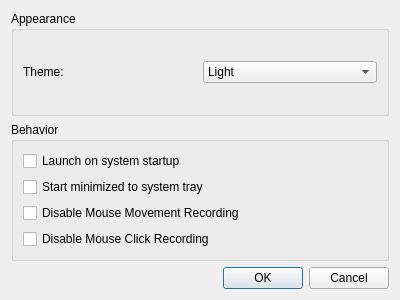
Old version of the form src/ui/settings_dialog.ui in the repository KffeePt/macro-recorder.
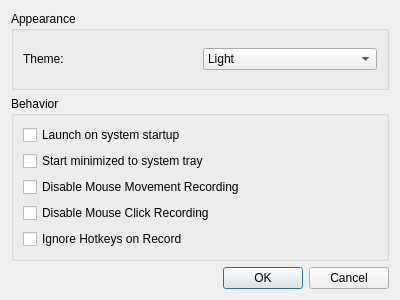
New version of the form.

Patch:
```diff
--- a/src/ui/settings_dialog.ui
+++ b/src/ui/settings_dialog.ui
@@ -83,6 +83,13 @@
         </property>
        </widget>
       </item>
+      <item>
+       <widget class="QCheckBox" name="ignoreHotkeysCheckBox">
+        <property name="text">
+         <string>Ignore Hotkeys on Record</string>
+        </property>
+       </widget>
+      </item>
      </layout>
     </widget>
    </item>
```
